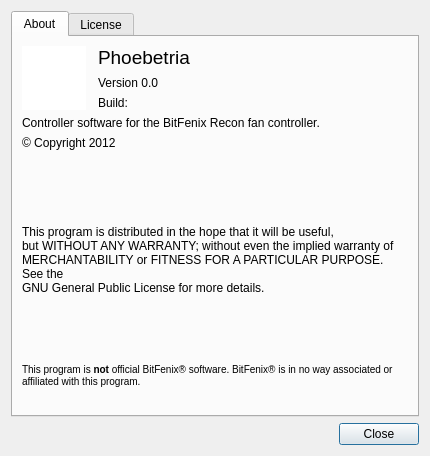
Shub77/phoebetria-code, file gui_about.ui: the form before one commit.
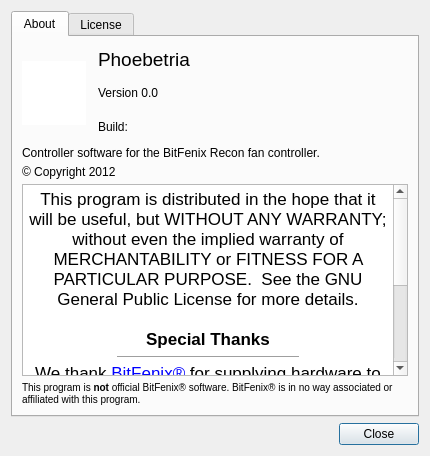
The form after the commit. Icons and pictures are not drawn.

Commit message: added special thanks and acknowledgments to the about window

```diff
--- a/gui_about.ui
+++ b/gui_about.ui
@@ -157,7 +157,10 @@
         </layout>
        </item>
        <item>
-        <layout class="QVBoxLayout" name="verticalLayout_4">
+        <layout class="QVBoxLayout" name="verticalLayout_5">
+         <property name="spacing">
+          <number>5</number>
+         </property>
          <item>
           <widget class="QLabel" name="label_3">
            <property name="sizePolicy">
@@ -175,6 +178,9 @@
            <property name="text">
             <string>Controller software for the BitFenix Recon fan controller.</string>
            </property>
+           <property name="alignment">
+            <set>Qt::AlignLeading|Qt::AlignLeft|Qt::AlignTop</set>
+           </property>
           </widget>
          </item>
          <item>
@@ -184,77 +190,30 @@
            </property>
           </widget>
          </item>
-        </layout>
-       </item>
-       <item>
-        <spacer name="verticalSpacer_3">
-         <property name="orientation">
-          <enum>Qt::Vertical</enum>
-         </property>
-         <property name="sizeHint" stdset="0">
-          <size>
-           <width>20</width>
-           <height>3</height>
-          </size>
-         </property>
-        </spacer>
-       </item>
-       <item>
-        <layout class="QVBoxLayout" name="verticalLayout_5">
          <item>
-          <spacer name="verticalSpacer">
-           <property name="orientation">
-            <enum>Qt::Vertical</enum>
-           </property>
-           <property name="sizeHint" stdset="0">
-            <size>
-             <width>20</width>
-             <height>40</height>
-            </size>
-           </property>
-          </spacer>
-         </item>
-         <item>
-          <widget class="QLabel" name="label_4">
-           <property name="sizePolicy">
-            <sizepolicy hsizetype="Expanding" vsizetype="MinimumExpanding">
-             <horstretch>0</horstretch>
-             <verstretch>0</verstretch>
-            </sizepolicy>
-           </property>
-           <property name="minimumSize">
-            <size>
-             <width>0</width>
-             <height>80</height>
-            </size>
-           </property>
-           <property name="text">
-            <string>This program is distributed in the hope that it will be useful,
-but WITHOUT ANY WARRANTY; without even the implied warranty of
-MERCHANTABILITY or FITNESS FOR A PARTICULAR PURPOSE.  See the
-GNU General Public License for more details.</string>
-           </property>
-           <property name="scaledContents">
-            <bool>false</bool>
-           </property>
-           <property name="wordWrap">
+          <widget class="QTextEdit" name="textEdit">
+           <property name="readOnly">
             <bool>true</bool>
            </property>
+           <property name="html">
+            <string>&lt;!DOCTYPE HTML PUBLIC &quot;-//W3C//DTD HTML 4.0//EN&quot; &quot;http://www.w3.org/TR/REC-html40/strict.dtd&quot;&gt;
+&lt;html&gt;&lt;head&gt;&lt;meta name=&quot;qrichtext&quot; content=&quot;1&quot; /&gt;&lt;style type=&quot;text/css&quot;&gt;
+p, li { white-space: pre-wrap; }
+&lt;/style&gt;&lt;/head&gt;&lt;body style=&quot; font-family:'Lucida Grande'; font-size:13pt; font-weight:400; font-style:normal;&quot;&gt;
+&lt;p align=&quot;center&quot; style=&quot; margin-top:0px; margin-bottom:0px; margin-left:0px; margin-right:0px; -qt-block-indent:0; text-indent:0px;&quot;&gt;This program is distributed in the hope that it will be useful, but WITHOUT ANY WARRANTY; without even the implied warranty of MERCHANTABILITY or FITNESS FOR A PARTICULAR PURPOSE.  See the GNU General Public License for more details.&lt;/p&gt;
+&lt;p align=&quot;center&quot; style=&quot;-qt-paragraph-type:empty; margin-top:0px; margin-bottom:0px; margin-left:0px; margin-right:0px; -qt-block-indent:0; text-indent:0px;&quot;&gt;&lt;br /&gt;&lt;/p&gt;
+&lt;p align=&quot;center&quot; style=&quot; margin-top:0px; margin-bottom:0px; margin-left:0px; margin-right:0px; -qt-block-indent:0; text-indent:0px;&quot;&gt;&lt;span style=&quot; font-weight:600;&quot;&gt;Special Thanks&lt;/span&gt;&lt;/p&gt;
+&lt;hr width=&quot;50%&quot;/&gt;
+&lt;p align=&quot;center&quot; style=&quot; margin-top:0px; margin-bottom:0px; margin-left:0px; margin-right:0px; -qt-block-indent:0; text-indent:0px;&quot;&gt;We thank &lt;a href=&quot;http://www.bitfenix.com&quot;&gt;&lt;span style=&quot; text-decoration: underline; color:#0000ff;&quot;&gt;BitFenix®&lt;/span&gt;&lt;/a&gt; for supplying hardware to use for testing; Versions 1.2.0 onwards have benefited from their generosity.&lt;/p&gt;
+&lt;p align=&quot;center&quot; style=&quot;-qt-paragraph-type:empty; margin-top:0px; margin-bottom:0px; margin-left:0px; margin-right:0px; -qt-block-indent:0; text-indent:0px;&quot;&gt;&lt;br /&gt;&lt;/p&gt;
+&lt;p align=&quot;center&quot; style=&quot; margin-top:0px; margin-bottom:0px; margin-left:0px; margin-right:0px; -qt-block-indent:0; text-indent:0px;&quot;&gt;&lt;span style=&quot; font-weight:600;&quot;&gt;Acknowledgments&lt;/span&gt;&lt;/p&gt;
+&lt;hr width=&quot;50%&quot;/&gt;
+&lt;p align=&quot;center&quot; style=&quot; margin-top:0px; margin-bottom:0px; margin-left:0px; margin-right:0px; -qt-block-indent:0; text-indent:0px;&quot;&gt;Tester: Michael Jacobsen&lt;/p&gt;
+&lt;p align=&quot;center&quot; style=&quot; margin-top:0px; margin-bottom:0px; margin-left:0px; margin-right:0px; -qt-block-indent:0; text-indent:0px;&quot;&gt;Tester: blah&lt;/p&gt;
+&lt;p align=&quot;center&quot; style=&quot; margin-top:0px; margin-bottom:0px; margin-left:0px; margin-right:0px; -qt-block-indent:0; text-indent:0px;&quot;&gt;Tester: blah&lt;/p&gt;&lt;/body&gt;&lt;/html&gt;</string>
+           </property>
           </widget>
          </item>
-         <item>
-          <spacer name="verticalSpacer_2">
-           <property name="orientation">
-            <enum>Qt::Vertical</enum>
-           </property>
-           <property name="sizeHint" stdset="0">
-            <size>
-             <width>20</width>
-             <height>40</height>
-            </size>
-           </property>
-          </spacer>
-         </item>
          <item>
           <widget class="QLabel" name="label_5">
            <property name="sizePolicy">
@@ -266,7 +225,7 @@
            <property name="minimumSize">
             <size>
              <width>0</width>
-             <height>60</height>
+             <height>0</height>
             </size>
            </property>
            <property name="palette">
```
Left out of the diff: 8 changed lines with no effect on the pictures.
